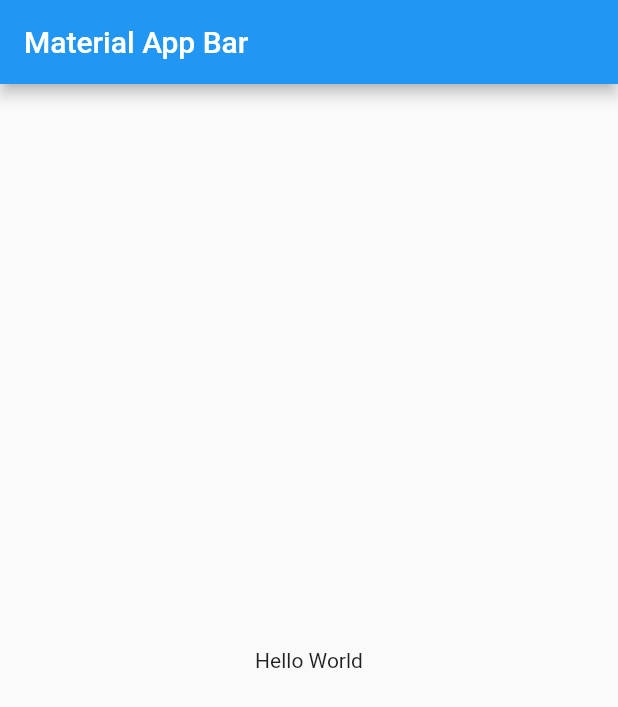
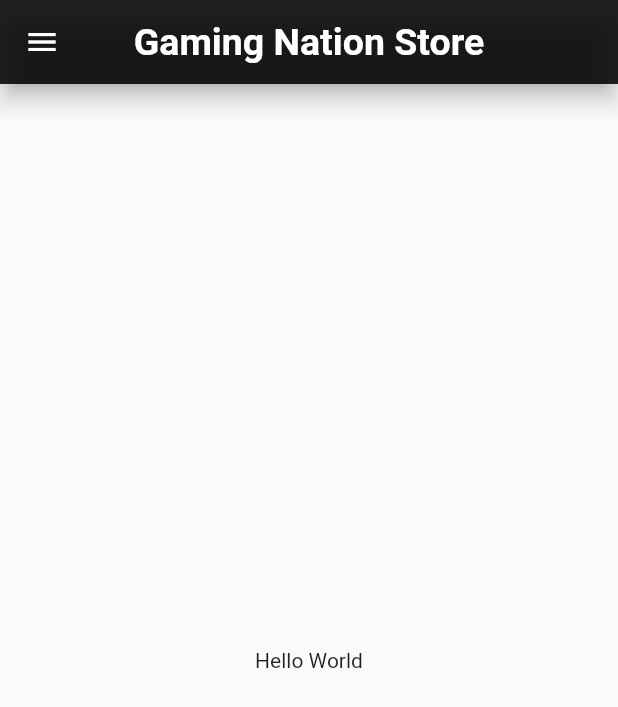
Before and after one commit to milo0606/FinalF, a Flutter app: the screen it shows after launch, on a phone screen of 412 x 824 dp. Shown: the top 707 px of the screen. Run offline on Flutter 3.47's test engine with Material 2 defaults, Android fonts, the phone set to English and light mode, and no system bars.

Commit message:
modificacion del appbar y agregado del menu lateral

```diff
--- a/lib/main.dart
+++ b/lib/main.dart
@@ -1,17 +1,21 @@
+import 'package:flutter/material.dart';
 import 'package:flutter/material.dart';
 
-import 'package:flutter/material.dart';
+void main() => runApp(MyApp());
 
-void main() => runApp(pantallainicio());
-
-class pantallainicio extends StatelessWidget {
+class MyApp extends StatelessWidget {
   @override
   Widget build(BuildContext context) {
     return MaterialApp(
-      title: 'Material App',
+      debugShowCheckedModeBanner: false,
       home: Scaffold(
+        drawer: Drawer(),
         appBar: AppBar(
-          title: Text('Material App Bar'),
+          backgroundColor: Colors.black87,
+          elevation: 6,
+          centerTitle: true ,
+          title: Text("Gaming Nation Store",style: TextStyle(fontWeight: FontWeight.bold,fontSize: 25)),
+
         ),
         body: Center(
           child: Container(
```
